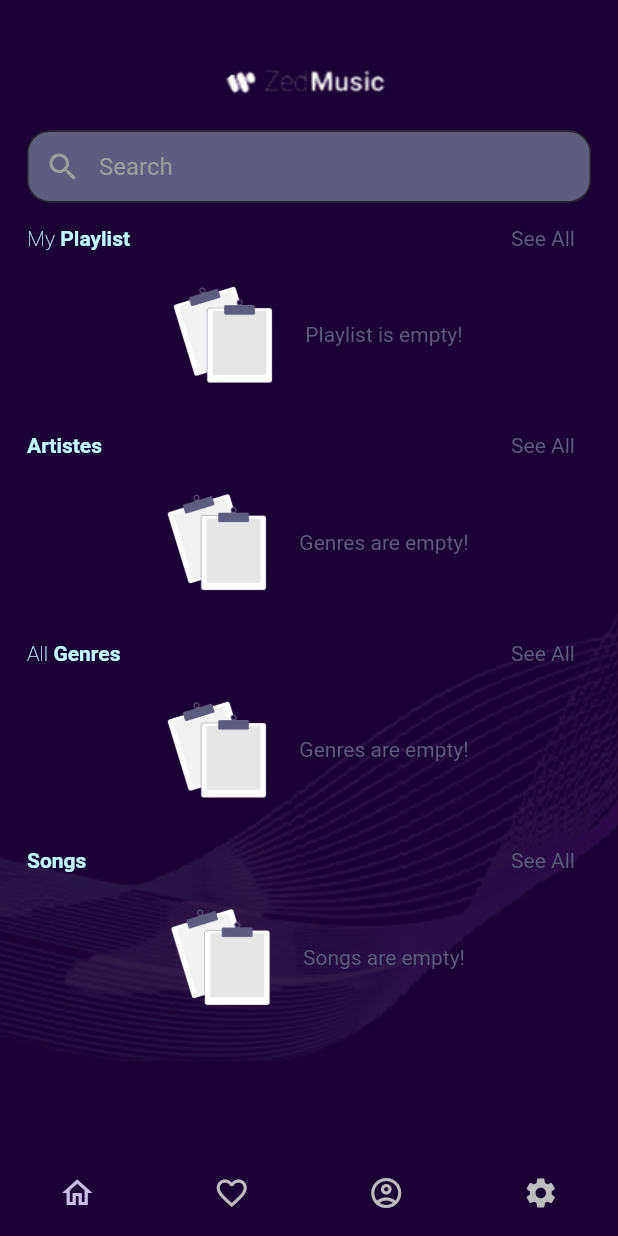
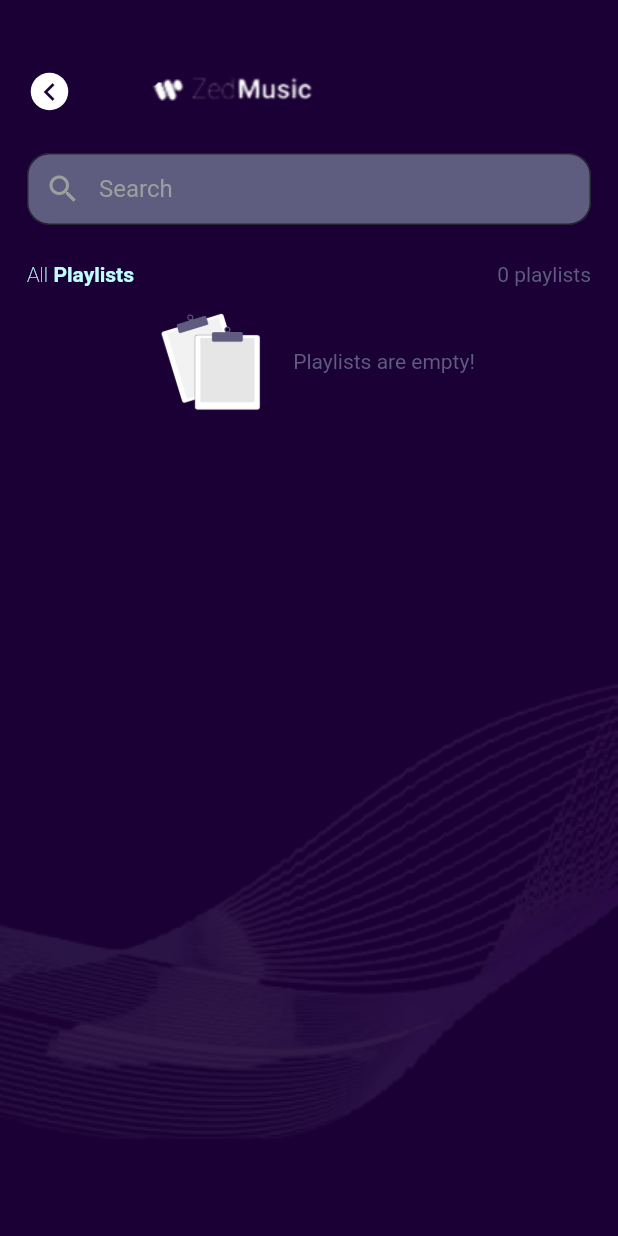
Before and after one commit to Atuoha/zedmusic, a Flutter app: the BottomNav screen opened by its route, after a tap on "See All", on a phone screen of 412 x 824 dp. Run offline on Flutter 3.47's test engine with Material 2 defaults, Android fonts, the phone set to English and light mode, and no system bars; our stand-ins replace dots_indicator, loading_animation_widget, on_audio_query, permission_handler.

Commit message:
task: playlists and artiste views

```diff
--- a/lib/routes/routes.dart
+++ b/lib/routes/routes.dart
@@ -2,16 +2,20 @@ import 'package:zedmusic/screens/auth/auth.dart';
 import 'package:zedmusic/screens/auth/forgot_password.dart';
 import 'package:zedmusic/screens/main/bottom_nav.dart';
 import 'package:zedmusic/screens/main/broader_views/genres.dart';
+import 'package:zedmusic/screens/main/broader_views/playlist.dart';
 import 'package:zedmusic/screens/main/broader_views/songs.dart';
+import 'package:zedmusic/screens/main/home_components/artistes.dart';
 import 'package:zedmusic/screens/splash/splash.dart';
 
-var routes =
-  {
-    SplashScreen.routeName: (context) => const SplashScreen(),
-    AuthScreen.routeName: (context)=> const AuthScreen(),
-    ForgotPasswordScreen.routeName: (context)=> const ForgotPasswordScreen(),
-    BottomNav.routeName: (context)=> const BottomNav(),
-    SongsView.routeName: (context)=>  SongsView(),
-    GenresView.routeName: (context)=> GenresView(),
-  }
-;
+import '../screens/main/broader_views/artistes.dart';
+
+var routes = {
+  SplashScreen.routeName: (context) => const SplashScreen(),
+  AuthScreen.routeName: (context) => const AuthScreen(),
+  ForgotPasswordScreen.routeName: (context) => const ForgotPasswordScreen(),
+  BottomNav.routeName: (context) => const BottomNav(),
+  SongsView.routeName: (context) => SongsView(),
+  GenresView.routeName: (context) => GenresView(),
+  ArtisteView.routeName: (context) => ArtisteView(),
+  PlayListView.routeName: (context)=> PlayListView(),
+};
--- a/lib/screens/main/broader_views/genres.dart
+++ b/lib/screens/main/broader_views/genres.dart
@@ -20,7 +20,7 @@ class GenresView extends StatelessWidget {
     final orientation = MediaQuery.of(context).orientation;
     var data =
         ModalRoute.of(context)!.settings.arguments as Map<String, dynamic>;
-    int genreLength = data['genreLength'];
+    int genreLength = data['length'];
     SystemChrome.setSystemUIOverlayStyle(
       const SystemUiOverlayStyle(
         statusBarColor: Colors.transparent,
--- a/lib/screens/main/broader_views/playlist.dart
+++ b/lib/screens/main/broader_views/playlist.dart
@@ -0,0 +1,178 @@
+import 'package:flutter/material.dart';
+import 'package:flutter/services.dart';
+import 'package:on_audio_query/on_audio_query.dart';
+import '../../../components/kBackground.dart';
+import '../../../components/kText.dart';
+import '../../../components/loading.dart';
+import '../../../components/searchbox.dart';
+import '../../../constants/colors.dart';
+
+class PlayListView extends StatelessWidget {
+  static const routeName = '/playlists';
+  PlayListView({Key? key}) : super(key: key);
+  final OnAudioQuery audioQuery = OnAudioQuery();
+
+  @override
+  Widget build(BuildContext context) {
+    final orientation = MediaQuery.of(context).orientation;
+    var data =
+    ModalRoute.of(context)!.settings.arguments as Map<String, dynamic>;
+    int playlistlength = data['length'];
+
+    SystemChrome.setSystemUIOverlayStyle(
+      const SystemUiOverlayStyle(
+        statusBarColor: Colors.transparent,
+        systemNavigationBarColor: primaryColor,
+        systemNavigationBarIconBrightness: Brightness.light,
+        statusBarIconBrightness: Brightness.light,
+      ),
+    );
+    Size size = MediaQuery.of(context).size;
+    return Scaffold(
+      body: KBackground(
+        child: Padding(
+          padding: const EdgeInsets.only(
+            left: 18.0,
+            right: 18.0,
+            top: 45.0,
+          ),
+          child: SingleChildScrollView(
+            child: Column(
+              crossAxisAlignment: CrossAxisAlignment.start,
+              children: [
+                Row(
+                  mainAxisAlignment: MainAxisAlignment.start,
+                  children: [
+                    Builder(
+                      builder: (context) => GestureDetector(
+                        onTap: () => Navigator.of(context).pop(),
+                        child: Container(
+                          height: 25,
+                          width: 30,
+                          decoration: const BoxDecoration(
+                            shape: BoxShape.circle,
+                            color: Colors.white,
+                          ),
+                          child: const Center(
+                            child: Icon(
+                              Icons.chevron_left,
+                              color: primaryColor,
+                            ),
+                          ),
+                        ),
+                      ),
+                    ),
+                    const SizedBox(width: 50),
+                    Image.asset('assets/images/small_logo.png'),
+                  ],
+                ),
+                const SizedBox(height: 25),
+                const SearchBox(),
+                const SizedBox(height: 25),
+                Row(
+                  mainAxisAlignment: MainAxisAlignment.spaceBetween,
+                  children: [
+                    const KText(
+                      firstText: 'All',
+                      secondText: ' Playlists',
+                    ),
+                    Text(
+                      '$playlistlength playlists',
+                      style: const TextStyle(
+                        color: searchBoxBg,
+                      ),
+                    ),
+                  ],
+                ),
+                const SizedBox(height: 10),
+                FutureBuilder<List<PlaylistModel>>(
+                  future: audioQuery.queryPlaylists(
+                    orderType: OrderType.ASC_OR_SMALLER,
+                    uriType: UriType.EXTERNAL,
+                    sortType: null,
+                    ignoreCase: true,
+                  ),
+                  builder: (context, item) {
+                    var playlists = item.data;
+                    if (item.data == null) {
+                      return const Center(
+                        child: Loading(),
+                      );
+                    }
+                    if (item.data!.isEmpty) {
+                      return Row(
+                        mainAxisAlignment: MainAxisAlignment.center,
+                        children: [
+                          Image.asset(
+                            'assets/images/empty.png',
+                            width: 90,
+                          ),
+                          const SizedBox(width: 10),
+                          const Text(
+                            'Playlists are empty!',
+                            style: TextStyle(
+                              color: searchBoxBg,
+                            ),
+                          ),
+                        ],
+                      );
+                    }
+                    return SizedBox(
+                        height: size.height / 1.3,
+                        child:  GridView.builder(
+                          padding: const EdgeInsets.only(top:10),
+                          gridDelegate:
+                          SliverGridDelegateWithFixedCrossAxisCount(
+                            crossAxisCount:
+                            orientation == Orientation.portrait ? 2 : 3,
+                            mainAxisSpacing: 7,
+                            crossAxisSpacing: 10,
+
+                          ),
+                          itemCount: playlists!.length,
+                          itemBuilder: (context, index) => GestureDetector(
+                            onTap: () => Navigator.of(context).pushNamed(''),
+                            child: Column(
+                              children: [
+                                Text(
+                                  '${playlists[index].numOfSongs}',
+                                  maxLines: 1,
+                                  overflow: TextOverflow.ellipsis,
+                                  style: const TextStyle(
+                                    color: Colors.white,
+                                  ),
+                                ),
+                                const SizedBox(height: 5),
+                                QueryArtworkWidget(
+                                  id: playlists[index].id,
+                                  type: ArtworkType.PLAYLIST,
+                                  artworkFit: BoxFit.cover,
+                                  artworkHeight: 120,
+                                  artworkWidth: double.infinity,
+                                  artworkBorder: BorderRadius.circular(5),
+                                ),
+                                const SizedBox(height: 10),
+                                Text(
+                                  '${playlists[index].numOfSongs}',
+                                  maxLines: 1,
+                                  overflow: TextOverflow.ellipsis,
+                                  style: const TextStyle(
+                                    color: Colors.white,
+                                  ),
+                                ),
+                              ],
+                            ),
+                          ),
+                        )
+                    );
+
+                  },
+                ),
+              ],
+            ),
+          ),
+        ),
+      ),
+    );
+  }
+}
--- a/lib/screens/main/broader_views/songs.dart
+++ b/lib/screens/main/broader_views/songs.dart
@@ -18,7 +18,7 @@ class SongsView extends StatelessWidget {
   Widget build(BuildContext context) {
     var data =
         ModalRoute.of(context)!.settings.arguments as Map<String, dynamic>;
-    int songsLength = data['songsLength'];
+    int songsLength = data['length'];
     SystemChrome.setSystemUIOverlayStyle(
       const SystemUiOverlayStyle(
         statusBarColor: Colors.transparent,
--- a/lib/screens/main/home.dart
+++ b/lib/screens/main/home.dart
@@ -3,7 +3,6 @@ import 'package:zedmusic/components/searchbox.dart';
 import 'package:zedmusic/screens/main/home_components/playlists.dart';
 import '../../constants/colors.dart';
 import 'package:permission_handler/permission_handler.dart';
-
 import 'home_components/artistes.dart';
 import 'home_components/genres.dart';
 import 'home_components/songs.dart';
@@ -91,11 +90,11 @@ class _HomeScreenState extends State<HomeScreen> {
             ),
 
             //  PLAYLISTS
-            const Playlists(),
+            Playlists(),
             const SizedBox(height: 10),
 
             // ARTISTES
-            const Artistes(),
+            Artistes(),
             const SizedBox(height: 10),
 
             // GENRES
--- a/lib/screens/main/home_components/artistes.dart
+++ b/lib/screens/main/home_components/artistes.dart
@@ -3,14 +3,15 @@ import 'package:on_audio_query/on_audio_query.dart';
 
 import '../../../components/loading.dart';
 import '../../../constants/colors.dart';
+import '../broader_views/artistes.dart';
 
 class Artistes extends StatelessWidget {
-  const Artistes({Key? key}) : super(key: key);
+   Artistes({Key? key}) : super(key: key);
+  var artisteLength = 0;
 
   @override
   Widget build(BuildContext context) {
     final OnAudioQuery audioQuery = OnAudioQuery();
-
     return Column(
       children: [
         Padding(
@@ -26,7 +27,10 @@ class Artistes extends StatelessWidget {
                 ),
               ),
               TextButton(
-                onPressed: () => Navigator.of(context).pushNamed(''),
+                onPressed: () => Navigator.of(context).pushNamed(
+                  ArtisteView.routeName,
+                  arguments: {'length': artisteLength},
+                ),
                 child: const Text(
                   'See All',
                   style: TextStyle(
@@ -61,7 +65,7 @@ class Artistes extends StatelessWidget {
                   ),
                   const SizedBox(width: 10),
                   const Text(
-                    'Genres are empty!',
+                    'Artistes are empty!',
                     style: TextStyle(
                       color: searchBoxBg,
                     ),
@@ -69,14 +73,14 @@ class Artistes extends StatelessWidget {
                 ],
               );
             }
+            artisteLength = artistes!.length;
             return SizedBox(
               height: 90,
               child: ListView.builder(
                 padding: const EdgeInsets.only(top: 10),
                 scrollDirection: Axis.horizontal,
-                itemCount: artistes!.length,
-                itemBuilder: (context, index) =>
-                    Padding(
+                itemCount: artistes.length,
+                itemBuilder: (context, index) => Padding(
                   padding: const EdgeInsets.only(right: 20.0),
                   child: Column(
                     children: [
--- a/lib/screens/main/home_components/genres.dart
+++ b/lib/screens/main/home_components/genres.dart
@@ -8,7 +8,7 @@ import '../broader_views/genres.dart';
 
 class Genres extends StatelessWidget {
    Genres({Key? key}) : super(key: key);
-  var genresLength;
+  var genresLength = 0;
 
   @override
   Widget build(BuildContext context) {
@@ -25,7 +25,10 @@ class Genres extends StatelessWidget {
                 secondText: ' Genres',
               ),
               TextButton(
-                onPressed: () => Navigator.of(context).pushNamed(GenresView.routeName, arguments: {'genreLength': genresLength}),
+                onPressed: () => Navigator.of(context).pushNamed(
+                  GenresView.routeName,
+                  arguments: {'length': genresLength},
+                ),
                 child: const Text(
                   'See All',
                   style: TextStyle(
@@ -75,8 +78,7 @@ class Genres extends StatelessWidget {
                 padding: const EdgeInsets.only(top: 10),
                 scrollDirection: Axis.horizontal,
                 itemCount: genres.length,
-                itemBuilder: (context, index) =>
-                    Padding(
+                itemBuilder: (context, index) => Padding(
                   padding: const EdgeInsets.only(right: 20.0),
                   child: Column(
                     children: [
--- a/lib/screens/main/home_components/playlists.dart
+++ b/lib/screens/main/home_components/playlists.dart
@@ -1,12 +1,14 @@
 import 'package:flutter/material.dart';
 import 'package:on_audio_query/on_audio_query.dart';
+import 'package:zedmusic/screens/main/broader_views/playlist.dart';
 
 import '../../../components/kText.dart';
 import '../../../components/loading.dart';
 import '../../../constants/colors.dart';
 
 class Playlists extends StatelessWidget {
-  const Playlists({Key? key}) : super(key: key);
+   Playlists({Key? key}) : super(key: key);
+  var playlistlength = 0;
 
   @override
   Widget build(BuildContext context) {
@@ -24,7 +26,10 @@ class Playlists extends StatelessWidget {
                 secondText: ' Playlist',
               ),
               TextButton(
-                onPressed: () => Navigator.of(context).pushNamed(''),
+                onPressed: () => Navigator.of(context).pushNamed(
+                  PlayListView.routeName,
+                  arguments: {'length': playlistlength},
+                ),
                 child: const Text(
                   'See All',
                   style: TextStyle(
@@ -66,11 +71,12 @@ class Playlists extends StatelessWidget {
                   ],
                 );
               }
+              playlistlength = playlists!.length;
               return SizedBox(
                 height: 150,
                 child: ListView.builder(
                   scrollDirection: Axis.horizontal,
-                  itemCount: playlists!.length,
+                  itemCount: playlists.length,
                   itemBuilder: (context, index) =>  Padding(
                     padding: const EdgeInsets.only(right: 20.0),
                     child: Column(
--- a/lib/screens/main/home_components/songs.dart
+++ b/lib/screens/main/home_components/songs.dart
@@ -5,7 +5,7 @@ import '../../../constants/colors.dart';
 import '../broader_views/songs.dart';
 
 class Songs extends StatelessWidget {
-   Songs({Key? key}) : super(key: key);
+  Songs({Key? key}) : super(key: key);
 
   var songsLength;
 
@@ -27,7 +27,10 @@ class Songs extends StatelessWidget {
                 ),
               ),
               TextButton(
-                onPressed: () => Navigator.of(context).pushNamed(SongsView.routeName, arguments: {'songsLength': songsLength}),
+                onPressed: () => Navigator.of(context).pushNamed(
+                  SongsView.routeName,
+                  arguments: {'length': songsLength},
+                ),
                 child: const Text(
                   'See All',
                   style: TextStyle(
```
Also changed, not shown: lib/screens/main/broader_views/artistes.dart (+169 -0 lines), artiste.png (added). Lines whose indentation alone changed are shown as unchanged.
